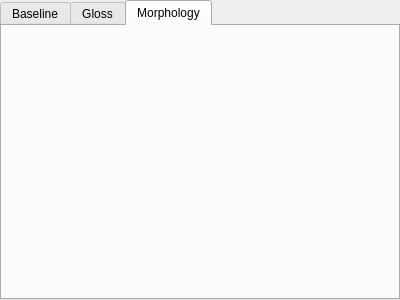
This is textdisplaywidget.ui in adamb924/Gloss as Qt 5 draws it before an edit. The edited form follows.
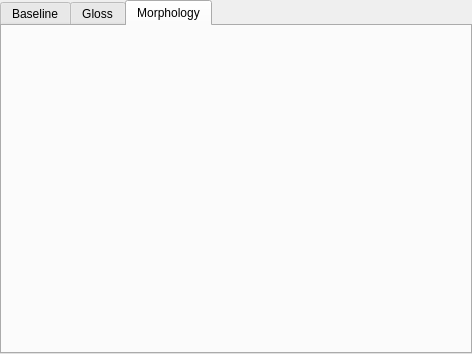
This is the edited form. The open tabs and pages were chosen to show the change. Custom widgets are drawn as their Qt base class.

Diff of the .ui file:
```diff
--- a/textdisplaywidget.ui
+++ b/textdisplaywidget.ui
@@ -6,8 +6,8 @@
    <rect>
     <x>0</x>
     <y>0</y>
-    <width>400</width>
-    <height>300</height>
+    <width>472</width>
+    <height>354</height>
    </rect>
   </property>
   <property name="windowTitle">
@@ -43,6 +43,11 @@
    <attribute name="title">
     <string>Morphology</string>
    </attribute>
+   <layout class="QVBoxLayout" name="verticalLayout_3">
+    <property name="margin">
+     <number>3</number>
+    </property>
+   </layout>
   </widget>
  </widget>
  <customwidgets>
```
Left out of the diff: 2 changed lines with no effect on the pictures.
